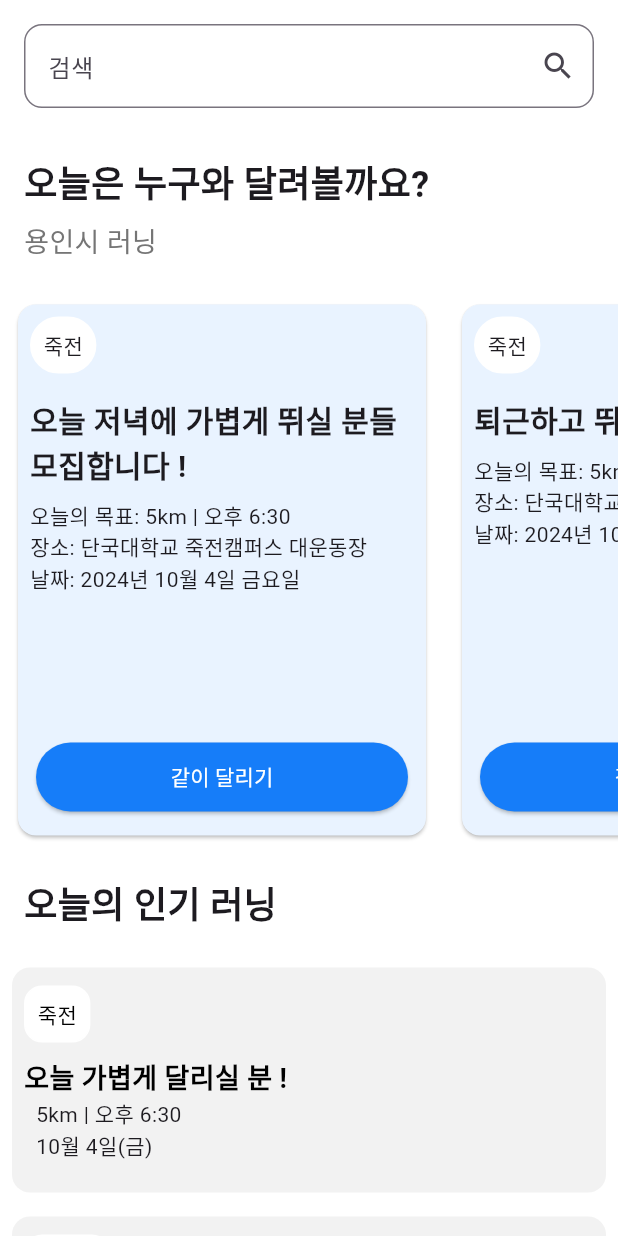
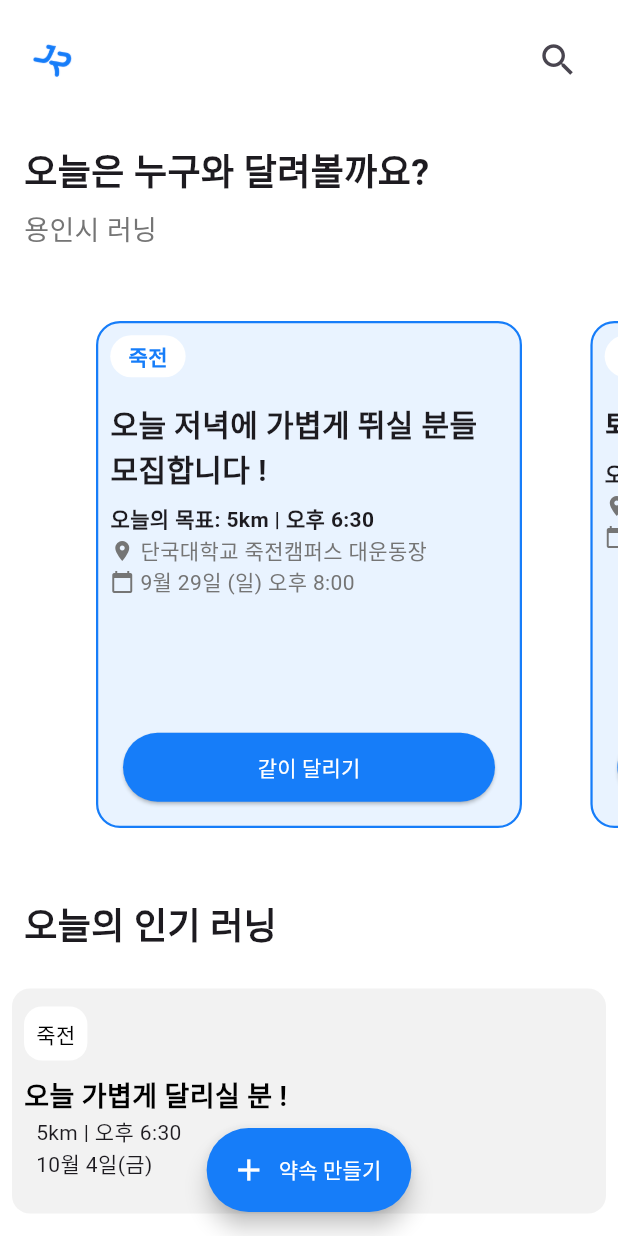
Before and after one commit to 9oormthonDKU/Frontend, a Flutter app: the MainScreen screen opened directly, on a phone screen of 412 x 824 dp. Run offline on Flutter 3.47's test engine with Material 3 defaults, Android fonts, the phone set to English and light mode, and no system bars.

Commit message:
feat(mainscreen) : 로고, 약속 만들기 버튼 추가
#1

```diff
--- a/goormthonfe/lib/views/mainscreen_view.dart
+++ b/goormthonfe/lib/views/mainscreen_view.dart
@@ -9,12 +9,13 @@ class MainScreen extends StatefulWidget {
 
 class _MainScreenState extends State<MainScreen> {
   final RunController runController = RunController();
-  late List<bool> isJoinedList; // 각 카드의 버튼 상태를 저장하는 리스트
+  final PageController _pageController = PageController(viewportFraction: 0.8);
+  late List<bool> isJoinedList;
 
   @override
   void initState() {
     super.initState();
-    isJoinedList = List<bool>.generate(runController.getRuns().length, (index) => false); // 초기 상태 설정
+    isJoinedList = List<bool>.generate(runController.getRuns().length, (index) => false);
   }
 
   @override
@@ -24,17 +25,24 @@ class _MainScreenState extends State<MainScreen> {
       body: Column(
         crossAxisAlignment: CrossAxisAlignment.start,
         children: [
-          // 검색창
+          // 로고와 돋보기 아이콘
           Padding(
             padding: const EdgeInsets.all(16.0),
-            child: TextField(
-              decoration: InputDecoration(
-                border: OutlineInputBorder(
-                  borderRadius: BorderRadius.circular(12.0),
+            child: Row(
+              children: [
+                Image.asset(
+                  'assets/logo.png',
+                  width: 40, // 로고 크기 조절
+                  height: 40,
                 ),
-                labelText: '검색',
-                suffixIcon: Icon(Icons.search),
-              ),
+                Spacer(),
+                IconButton(
+                  icon: Icon(Icons.search, size: 28),
+                  onPressed: () {
+                    // 검색 기능 추가 가능
+                  },
+                ),
+              ],
             ),
           ),
           // 제목과 위치 정보
@@ -49,7 +57,7 @@ class _MainScreenState extends State<MainScreen> {
                 ),
                 SizedBox(height: 8),
                 Text(
-                  '용인시 러닝', // 위치 정보 추가
+                  '용인시 러닝', // 위치 정보
                   style: TextStyle(fontSize: 18, color: Colors.grey[600]),
                 ),
               ],
@@ -57,31 +65,48 @@ class _MainScreenState extends State<MainScreen> {
           ),
           // 위치 기반 러닝 (가로 스크롤)
           Container(
-            height: 378, // 카드 크기 높이 설정
-            child: ListView.builder(
-              scrollDirection: Axis.horizontal, // 가로 스크롤 설정
+            height: 400,
+            child: PageView.builder(
+              controller: _pageController,
               itemCount: runController.getRuns().length,
               itemBuilder: (context, index) {
                 Run run = runController.getRuns()[index];
-                return Container(
-                  width: 280, // 카드 크기 너비 설정
-                  margin: const EdgeInsets.all(8.0),
-                  child: Card(
-                    color: Color(0xFFE9F3FF),
+                return AnimatedBuilder(
+                  animation: _pageController,
+                  builder: (context, child) {
+                    double value = 1.0;
+                    if (_pageController.position.haveDimensions) {
+                      value = _pageController.page! - index;
+                      value = (1 - (value.abs() * 0.3)).clamp(0.0, 1.0);
+                    }
+                    return Center(
+                      child: SizedBox(
+                        height: Curves.easeOut.transform(value) * 370,
+                        width: Curves.easeOut.transform(value) * 300,
+                        child: child,
+                      ),
+                    );
+                  },
+                  child: Container(
+                    margin: const EdgeInsets.symmetric(horizontal: 8.0, vertical: 16.0),
+                    decoration: BoxDecoration(
+                      color: Color(0xFFE9F3FF),
+                      borderRadius: BorderRadius.circular(16),
+                      border: Border.all(color: Color(0xFF167DF9), width: 1.5),
+                    ),
                     child: Column(
                       crossAxisAlignment: CrossAxisAlignment.start,
                       children: [
-                        // 위치 정보에 흰색 테두리 추가
                         Container(
                           margin: const EdgeInsets.symmetric(vertical: 8.0, horizontal: 8.0),
-                          padding: const EdgeInsets.all(8.0),
+                          padding: const EdgeInsets.symmetric(vertical: 4.0, horizontal: 12.0),
                           decoration: BoxDecoration(
-                            color: Colors.white, // 배경색 설정
-                            borderRadius: BorderRadius.circular(24), // 테두리 반경
-                            border: Border.all(color: Colors.white, width: 1), // 테두리 설정
+                            color: Colors.white,
+                            borderRadius: BorderRadius.circular(24),
                           ),
                           child: Text(
-                            '${run.location}', // run.location 사용
+                            '${run.location}',
+                            style: TextStyle(color: Color(0xFF167DF9), fontWeight: FontWeight.bold),
                           ),
                         ),
                         Padding(
@@ -93,31 +118,43 @@ class _MainScreenState extends State<MainScreen> {
                         ),
                         Padding(
                           padding: const EdgeInsets.symmetric(horizontal: 8.0),
-                          child: Text('오늘의 목표: 5km | 오후 6:30'),
+                          child: Text('오늘의 목표: 5km | 오후 6:30', style: TextStyle(fontWeight: FontWeight.bold)),
                         ),
                         Padding(
                           padding: const EdgeInsets.symmetric(horizontal: 8.0),
-                          child: Text('장소: 단국대학교 죽전캠퍼스 대운동장'),
+                          child: Row(
+                            children: [
+                              Icon(Icons.location_on, color: Colors.grey[600], size: 16),
+                              SizedBox(width: 4),
+                              Text('단국대학교 죽전캠퍼스 대운동장', style: TextStyle(color: Colors.grey[600])),
+                            ],
+                          ),
                         ),
                         Padding(
                           padding: const EdgeInsets.symmetric(horizontal: 8.0),
-                          child: Text('날짜: 2024년 10월 4일 금요일'),
+                          child: Row(
+                            children: [
+                              Icon(Icons.calendar_today, color: Colors.grey[600], size: 16),
+                              SizedBox(width: 4),
+                              Text('9월 29일 (일) 오후 8:00', style: TextStyle(color: Colors.grey[600])),
+                            ],
+                          ),
                         ),
                         Spacer(),
-                        Center( // 버튼을 중앙 정렬하기 위한 Center 위젯
-                          child: Column( // 버튼과 Spacer를 포함한 Column 추가
+                        Center(
+                          child: Column(
                             children: [
-                              SizedBox(height: 16), // 위쪽 여백 추가
+                              SizedBox(height: 16),
                               SizedBox(
-                                width: 248, // 버튼 크기 고정
+                                width: 248,
                                 height: 46,
                                 child: ElevatedButton(
                                   style: ElevatedButton.styleFrom(
-                                    backgroundColor: isJoinedList[index] ? Color(0xFFE5E5E5) : Color(0xFF167DF9), // 버튼 색상 변경
+                                    backgroundColor: isJoinedList[index] ? Color(0xFFE5E5E5) : Color(0xFF167DF9),
                                   ),
                                   onPressed: () {
                                     setState(() {
-                                      isJoinedList[index] = !isJoinedList[index]; // 버튼 상태 변경
+                                      isJoinedList[index] = !isJoinedList[index];
                                     });
                                   },
                                   child: Text(
@@ -128,7 +165,7 @@ class _MainScreenState extends State<MainScreen> {
                                   ),
                                 ),
                               ),
-                              SizedBox(height: 16), // 아래쪽 여백 추가
+                              SizedBox(height: 16),
                             ],
                           ),
                         ),
@@ -139,7 +176,6 @@ class _MainScreenState extends State<MainScreen> {
               },
             ),
           ),
-          // 오늘의 인기 러닝
           Padding(
             padding: const EdgeInsets.symmetric(vertical: 16.0, horizontal: 16.0),
             child: Row(
@@ -153,44 +189,41 @@ class _MainScreenState extends State<MainScreen> {
               ],
             ),
           ),
-          // 인기 러닝 카드 (세로 스크롤)
-          Expanded( // Expand 위젯 추가
+          Expanded(
             child: ListView.builder(
-              scrollDirection: Axis.vertical, // 세로 스크롤 설정
+              scrollDirection: Axis.vertical,
               itemCount: runController.getPopularRuns().length,
               itemBuilder: (context, index) {
                 Run popularRun = runController.getPopularRuns()[index];
                 return Container(
-                  width: 353, // 카드 너비 설정
-                  height: 150, // 카드 높이 설정
+                  width: 353,
+                  height: 150,
                   margin: const EdgeInsets.all(8.0),
                   decoration: BoxDecoration(
-                    color: Color(0xFFF2F2F2), // 배경색 설정
-                    borderRadius: BorderRadius.circular(12), // 테두리 반경
+                    color: Color(0xFFF2F2F2),
+                    borderRadius: BorderRadius.circular(12),
                   ),
                   child: Padding(
                     padding: const EdgeInsets.all(8.0),
                     child: Column(
                       crossAxisAlignment: CrossAxisAlignment.start,
                       children: [
-                        // 위치 정보를 흰색 테두리로 추가
                         Container(
                           margin: const EdgeInsets.symmetric(vertical: 4.0),
                           padding: const EdgeInsets.all(8.0),
                           decoration: BoxDecoration(
-                            color: Colors.white, // 배경색 설정
-                            borderRadius: BorderRadius.circular(12), // 테두리 반경
-                            border: Border.all(color: Colors.white, width: 1), // 테두리 설정
+                            color: Colors.white,
+                            borderRadius: BorderRadius.circular(12),
                           ),
                           child: Text(
                             popularRun.location,
-                            style: TextStyle(color: Colors.black), // 글씨 색상
+                            style: TextStyle(color: Colors.black),
                           ),
                         ),
-                        SizedBox(height: 6), // 텍스트와 다른 요소 간의 간격 추가
+                        SizedBox(height: 6),
                         Text(
                           popularRun.title,
-                          style: TextStyle(color: Colors.black, fontWeight: FontWeight.bold, fontSize: 18), // 글씨 크기 18로 변경
+                          style: TextStyle(color: Colors.black, fontWeight: FontWeight.bold, fontSize: 18),
                         ),
                         Padding(
                           padding: const EdgeInsets.symmetric(horizontal: 8.0),
@@ -207,9 +240,19 @@ class _MainScreenState extends State<MainScreen> {
               },
             ),
           ),
-
-
         ],
+      ),
+      floatingActionButtonLocation: FloatingActionButtonLocation.centerFloat,
+      floatingActionButton: FloatingActionButton.extended(
+        onPressed: () {
+          // '약속 만들기' 버튼 눌렀을 때 동작 추가
+        },
+        label: Text('약속 만들기', style: TextStyle( color: Colors.white)),
+        backgroundColor: Color(0xFF167DF9),
+        icon: Icon(Icons.add, color: Colors.white),
+        shape: RoundedRectangleBorder(
+          borderRadius: BorderRadius.circular(30), // 더 둥근 모양으로 변경
+        ),
       ),
     );
   }
```
